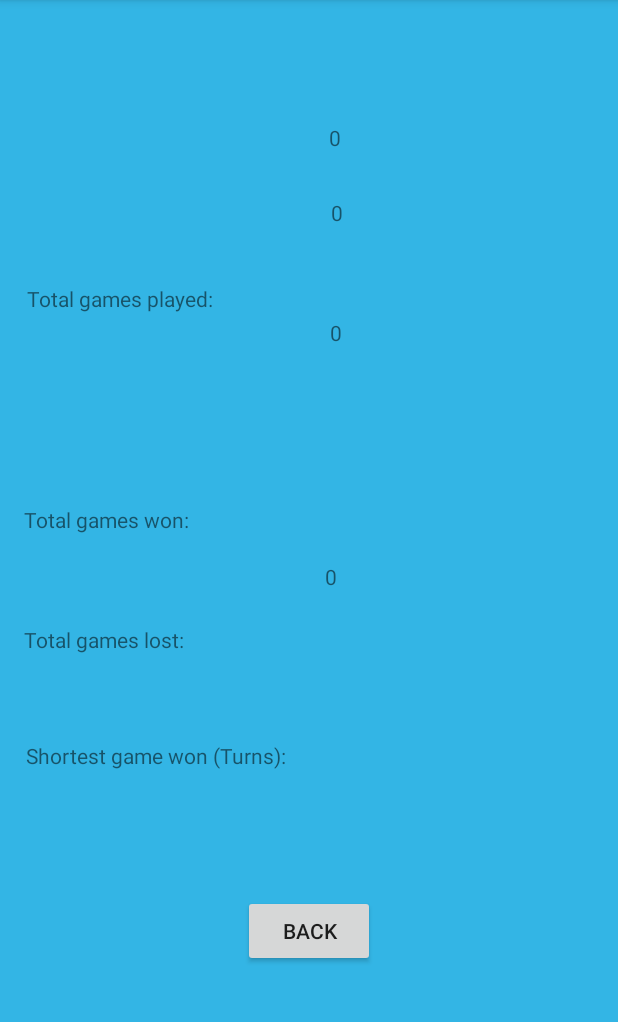
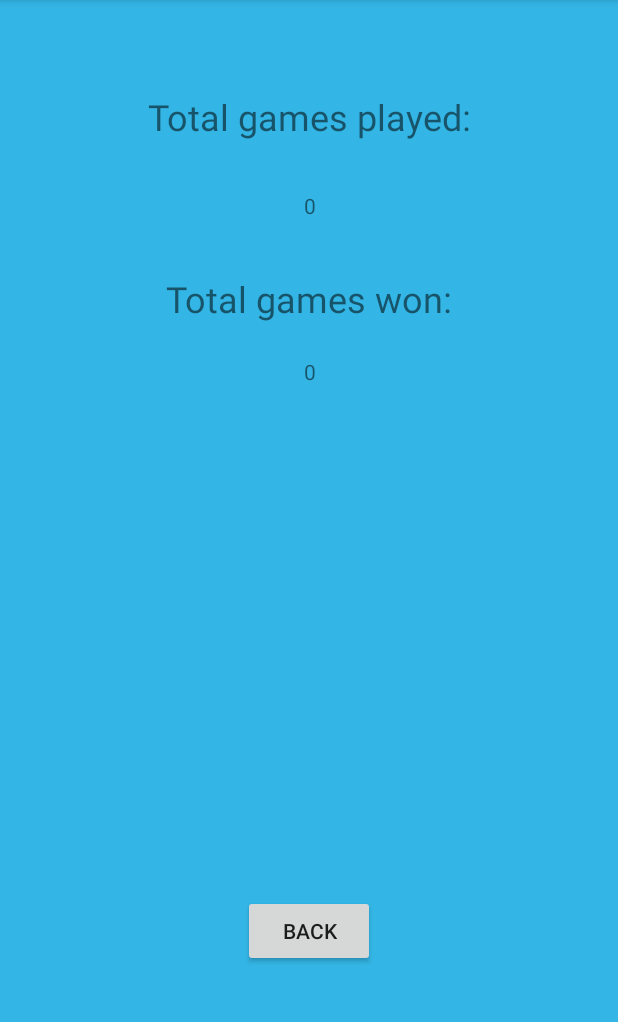
Before and after one commit to hribhrib/BattleShip, an Android app: the HighScoresActivity screen opened directly, with no data from a screen before it, on a phone screen of 412 x 824 dp, the part 84-1106 px from its top. Run offline under Robolectric (Android 15) with nearby library versions, the phone set to English and light mode, and no system bars.

Commit message:
Statistiken gefixt

```diff
--- a/app/src/main/java/group5/battleship/src/views/HighScoresActivity.java
+++ b/app/src/main/java/group5/battleship/src/views/HighScoresActivity.java
@@ -24,13 +24,11 @@ public class HighScoresActivity extends AppCompatActivity {
 
         TextView countTotalGames = (TextView)findViewById(R.id.countTotalGames);
         TextView countTotalGamesWon = (TextView)findViewById(R.id.CountTotalGamesWon);
-        TextView countTotalGamesLost = (TextView)findViewById(R.id.countTotalGamesLost);
-        TextView countShortestGame = (TextView)findViewById(R.id.shortestGame);
+
 
         countTotalGames.setText(getStats(this,"totalGamesPlayed"));
         countTotalGamesWon.setText(getStats(this,"totalGamesWon"));
-        countTotalGamesLost.setText(getStats(this,"totalGamesLost"));
-        countShortestGame.setText((getStats(this,"shortestGame")));
+
 
         // set the language
         SharedPreferences settings = PreferenceManager.getDefaultSharedPreferences(this); // get the stored language setting
@@ -46,15 +44,15 @@ public class HighScoresActivity extends AppCompatActivity {
 
         TextView totalGames = (TextView) findViewById(R.id.games_played);
         TextView gamesWon = (TextView) findViewById(R.id.games_won);
-        TextView gamesLost = (TextView) findViewById(R.id.games_lost);
-        TextView shortestGame = (TextView) findViewById(R.id.CountShortestGame);
+        /*TextView gamesLost = (TextView) findViewById(R.id.games_lost);
+        TextView shortestGame = (TextView) findViewById(R.id.CountShortestGame);*/
         Button back = (Button) findViewById(R.id.button_back);
 
 
         totalGames.setText(R.string.total_games);
         gamesWon.setText(R.string.games_won);
-        gamesLost.setText(R.string.games_lost);
-        shortestGame.setText(R.string.shortest_game);
+       /* gamesLost.setText(R.string.games_lost);
+        shortestGame.setText(R.string.shortest_game);*/
         back.setText(R.string.button_back);
 
 
--- a/app/src/main/res/layout/activity_high_scores.xml
+++ b/app/src/main/res/layout/activity_high_scores.xml
@@ -6,72 +6,6 @@
     android:layout_height="match_parent"
     android:background="@android:color/holo_blue_light"
     tools:context="group5.battleship.src.views.HighScoresActivity">
-
-    <TextView
-        android:id="@+id/games_played"
-        android:layout_width="wrap_content"
-        android:layout_height="wrap_content"
-        android:layout_marginLeft="8dp"
-        android:layout_marginRight="8dp"
-        android:layout_marginTop="69dp"
-        android:text="@string/total_games"
-        app:layout_constraintHorizontal_bias="0.037"
-        app:layout_constraintLeft_toLeftOf="parent"
-        app:layout_constraintRight_toRightOf="parent"
-        app:layout_constraintTop_toTopOf="parent"
-        tools:text="@string/total_games"
-        android:layout_marginBottom="8dp"
-        app:layout_constraintBottom_toTopOf="@+id/games_won" />
-
-    <TextView
-        android:id="@+id/games_won"
-        android:layout_width="wrap_content"
-        android:layout_height="wrap_content"
-        android:layout_marginBottom="334dp"
-        android:layout_marginLeft="16dp"
-        android:layout_marginRight="8dp"
-        android:layout_marginTop="8dp"
-        android:text="@string/games_won"
-        app:layout_constraintBottom_toBottomOf="parent"
-        app:layout_constraintHorizontal_bias="0.0"
-        app:layout_constraintLeft_toLeftOf="parent"
-        app:layout_constraintRight_toRightOf="parent"
-        app:layout_constraintTop_toTopOf="parent"
-        app:layout_constraintVertical_bias="0.809"
-        tools:text="@string/games_won" />
-
-    <TextView
-        android:id="@+id/games_lost"
-        android:layout_width="wrap_content"
-        android:layout_height="wrap_content"
-        android:layout_marginBottom="279dp"
-        android:layout_marginLeft="16dp"
-        android:layout_marginRight="8dp"
-        android:layout_marginTop="8dp"
-        android:text="@string/games_lost"
-        app:layout_constraintBottom_toBottomOf="parent"
-        app:layout_constraintHorizontal_bias="0.0"
-        app:layout_constraintLeft_toLeftOf="parent"
-        app:layout_constraintRight_toRightOf="parent"
-        app:layout_constraintTop_toBottomOf="@+id/games_won"
-        tools:text="@string/games_lost" />
-
-    <TextView
-        android:id="@+id/CountShortestGame"
-        android:layout_width="wrap_content"
-        android:layout_height="wrap_content"
-        android:layout_marginBottom="229dp"
-        android:layout_marginLeft="8dp"
-        android:layout_marginRight="8dp"
-        android:layout_marginTop="8dp"
-        android:text="Shortest game played: "
-        app:layout_constraintBottom_toBottomOf="parent"
-        app:layout_constraintHorizontal_bias="0.041"
-        app:layout_constraintLeft_toLeftOf="parent"
-        app:layout_constraintRight_toRightOf="parent"
-        app:layout_constraintTop_toBottomOf="@+id/games_lost"
-        app:layout_constraintVertical_bias="0.666"
-        tools:text="@string/shortest_game" />
 
     <Button
         android:id="@+id/button_back"
@@ -88,62 +22,88 @@
         app:layout_constraintRight_toRightOf="parent"
         app:layout_constraintTop_toTopOf="parent"
         app:layout_constraintVertical_bias="0.836"
-        tools:text="@string/button_back" />
+        tools:text="@string/button_back"
+        android:layout_marginStart="8dp"
+        android:layout_marginEnd="8dp" />
+
+    <android.support.constraint.ConstraintLayout
+        android:layout_width="0dp"
+        android:layout_height="495dp"
+        tools:layout_editor_absoluteY="8dp"
+        tools:layout_width="match_parent"
+        app:layout_constraintRight_toRightOf="parent"
+        app:layout_constraintLeft_toLeftOf="parent"
+        app:layout_constraintHorizontal_bias="0.0">
+
+        <TextView
+            android:id="@+id/CountTotalGamesWon"
+            android:layout_width="wrap_content"
+            android:layout_height="wrap_content"
+            android:layout_marginBottom="8dp"
+            android:layout_marginEnd="8dp"
+            android:layout_marginLeft="8dp"
+            android:layout_marginRight="8dp"
+            android:layout_marginStart="8dp"
+            android:layout_marginTop="8dp"
+            app:layout_constraintBottom_toBottomOf="parent"
+            app:layout_constraintHorizontal_bias="0.501"
+            app:layout_constraintLeft_toLeftOf="parent"
+            app:layout_constraintRight_toRightOf="parent"
+            app:layout_constraintTop_toTopOf="parent"
+            tools:textColor="@android:color/white"
+            tools:textSize="18sp" />
 
         <TextView
             android:id="@+id/countTotalGames"
             android:layout_width="wrap_content"
             android:layout_height="wrap_content"
-        app:layout_constraintTop_toTopOf="parent"
+            android:layout_marginBottom="8dp"
+            android:layout_marginEnd="8dp"
+
             android:layout_marginLeft="8dp"
             android:layout_marginRight="8dp"
+            android:layout_marginStart="8dp"
             android:layout_marginTop="8dp"
-        app:layout_constraintVertical_bias="0.764"
-
+            app:layout_constraintHorizontal_bias="0.501"
+            app:layout_constraintLeft_toLeftOf="parent"
             app:layout_constraintRight_toRightOf="parent"
-        app:layout_constraintHorizontal_bias="0.281"
-        app:layout_constraintLeft_toRightOf="@+id/games_played"
-        app:layout_constraintBottom_toTopOf="@+id/CountTotalGamesWon"
-        android:layout_marginBottom="8dp" />
+            app:layout_constraintVertical_bias="0.26"
+            tools:textColor="@android:color/white"
+            tools:textSize="18sp"
+            app:layout_constraintTop_toTopOf="parent"
+            app:layout_constraintBottom_toBottomOf="parent" />
 
         <TextView
-        android:id="@+id/CountTotalGamesWon"
+            android:id="@+id/games_won"
             android:layout_width="wrap_content"
             android:layout_height="wrap_content"
-        android:layout_marginTop="132dp"
+            android:layout_marginBottom="8dp"
+            android:layout_marginTop="8dp"
+            android:text="@string/games_won"
+            android:textSize="24sp"
+            app:layout_constraintBottom_toBottomOf="parent"
+            app:layout_constraintLeft_toLeftOf="parent"
+            app:layout_constraintRight_toRightOf="parent"
             app:layout_constraintTop_toTopOf="parent"
-        android:layout_marginRight="8dp"
-        android:layout_marginLeft="0dp"
-        app:layout_constraintHorizontal_bias="0.35"
-        app:layout_constraintLeft_toRightOf="@+id/games_won"
-        app:layout_constraintRight_toRightOf="parent" />
+            app:layout_constraintVertical_bias="0.391"
+            tools:text="@string/games_won"
+            tools:textColor="@android:color/white" />
 
         <TextView
-        android:id="@+id/countTotalGamesLost"
+            android:id="@+id/games_played"
             android:layout_width="wrap_content"
-        android:layout_height="wrap_content"
-        android:layout_marginRight="8dp"
+            android:layout_height="34dp"
+            android:layout_marginBottom="8dp"
+            android:layout_marginTop="8dp"
+            android:text="@string/total_games"
+            android:textSize="24sp"
+            app:layout_constraintBottom_toTopOf="@+id/games_won"
+            app:layout_constraintLeft_toLeftOf="parent"
             app:layout_constraintRight_toRightOf="parent"
-        android:layout_marginLeft="8dp"
-        app:layout_constraintHorizontal_bias="0.337"
-        android:layout_marginTop="8dp"
-        app:layout_constraintBottom_toBottomOf="parent"
-        android:layout_marginBottom="8dp"
-        app:layout_constraintVertical_bias="0.091"
-        app:layout_constraintLeft_toRightOf="@+id/games_lost"
-        app:layout_constraintTop_toBottomOf="@+id/CountTotalGamesWon" />
-
-    <TextView
-        android:id="@+id/shortestGame"
-        android:layout_width="wrap_content"
-        android:layout_height="wrap_content"
-        android:layout_marginRight="8dp"
-        app:layout_constraintRight_toRightOf="parent"
-        app:layout_constraintBottom_toBottomOf="parent"
-        android:layout_marginBottom="8dp"
             app:layout_constraintTop_toTopOf="parent"
-        android:layout_marginTop="8dp"
-        android:layout_marginLeft="8dp"
-        app:layout_constraintHorizontal_bias="0.09"
-        app:layout_constraintLeft_toRightOf="@+id/CountShortestGame" />
+            app:layout_constraintVertical_bias="0.402"
+            tools:text="@string/total_games"
+            tools:textColor="@android:color/white"
+            tools:textSize="24sp" />
     </android.support.constraint.ConstraintLayout>
+</android.support.constraint.ConstraintLayout>
```
Lines whose indentation alone changed are shown as unchanged.
